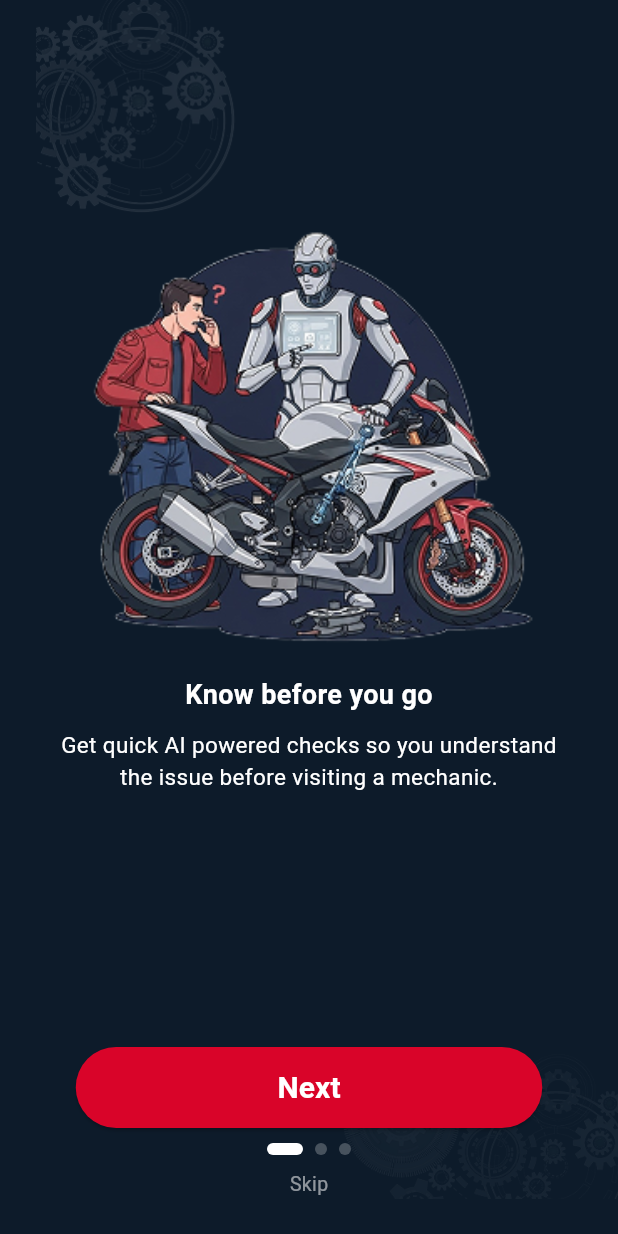
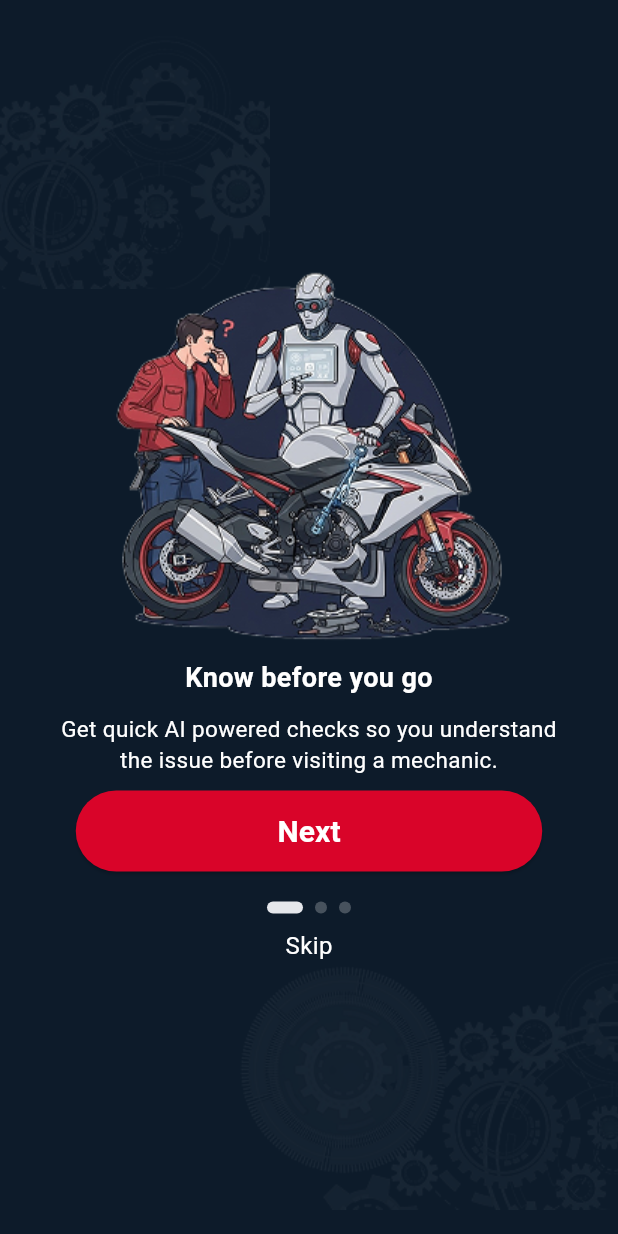
Before and after one commit to fatinna/mendlify, a Flutter app: the screen it shows after launch, on a phone screen of 412 x 824 dp. Run offline on Flutter 3.47's test engine with Material 3 defaults, Android fonts, the phone set to English and light mode, and no system bars; our stand-ins replace dio, flutter_riverpod, flutter_screenutil, flutter_secure_storage, flutter_svg, freezed_annotation and 3 more; missing offline and left inert: dio_http_formatter; generated files the repository leaves out were written again; Roboto replaces fonts that are missing (Arvo, Space Grotesk).

Commit message:
landing screen
All 3 landing screens are finished

```diff
--- a/lib/core/utils/theme/app_colors.dart
+++ b/lib/core/utils/theme/app_colors.dart
@@ -13,6 +13,7 @@ const Color appBarBackgroundColorLight = Color(0xffa3b4a2);
 const Color appBackgroundColor = Color(0xff0D1B2A);
 const Color appTextColor = Color(0xffffffff);
 const Color appButtonColor = Color(0xffD90429);
+const Color appMainTextColor = Color(0xffE5E7EB);
 
 
 // App Theme Colors Dark Mode
--- a/lib/features/startup/presentation/ui/screens/landing_screen.dart
+++ b/lib/features/startup/presentation/ui/screens/landing_screen.dart
@@ -1,11 +1,11 @@
 import 'package:flutter/material.dart';
 import 'package:flutter_riverpod/flutter_riverpod.dart';
 import 'package:mendlify/core/utils/theme/app_colors.dart';
-
 import '../../../../../core/route/go_router_provider.dart';
 import '../../../../../core/route/route_names.dart';
 import '../../../../../core/utils/image_resources.dart';
 import '../../../../../shared/widgets/app_image.dart';
+
 
 class LandingScreen extends ConsumerStatefulWidget {
   const LandingScreen({super.key});
@@ -47,31 +47,28 @@ class _LandingScreenState extends ConsumerState<LandingScreen> {
       backgroundColor: appBackgroundColor,
       body: Stack(
         children: [
+          // Background design elements
           Positioned(
-            top: 0,
-            left: 0,
+            top: -20,
+            left: -170,
             child: AppImage(
-              path: appDesign1Path,
-              width: 200,
-              height: 150,
+              path: appDesign2Path,
+              width: 350,
+              height: 250,
               fit: BoxFit.contain,
             ),
           ),
           Positioned(
-            bottom: 0,
-            right: 0,
+            bottom: -20,
+            right: -70,
             child: AppImage(
               path: appDesign2Path,
-              width: 200,
-              height: 150,
+              width: 350,
+              height: 250,
               fit: BoxFit.contain,
             ),
           ),
-          Column(
-            mainAxisAlignment: MainAxisAlignment.spaceBetween,
-            children: [
-              Expanded(
-                child: PageView.builder(
+          PageView.builder(
             controller: _pageController,
             onPageChanged: (index) {
               setState(() {
@@ -83,13 +80,16 @@ class _LandingScreenState extends ConsumerState<LandingScreen> {
               final page = _pages[index];
               return Padding(
                 padding: const EdgeInsets.symmetric(horizontal: 30),
+                // This Column now holds everything and centers it all together
                 child: Column(
-                        mainAxisAlignment: MainAxisAlignment.center,
+                  mainAxisAlignment: MainAxisAlignment.center, // This is the key change
                   children: [
+                    // --- Content Block ---
+                    const SizedBox(height: 20),
                     AppImage(
                       path: page['image']!,
-                            width: 300,
-                            height: 300,
+                      width: 269,
+                      height: 252,
                       fit: BoxFit.contain,
                     ),
                     const SizedBox(height: 10),
@@ -97,7 +97,7 @@ class _LandingScreenState extends ConsumerState<LandingScreen> {
                       page['title']!,
                       textAlign: TextAlign.center,
                       style: const TextStyle(
-                              color: Colors.white,
+                        color: appTextColor,
                         fontSize: 18,
                         fontWeight: FontWeight.bold,
                         fontFamily: 'Arvo',
@@ -113,18 +113,11 @@ class _LandingScreenState extends ConsumerState<LandingScreen> {
                         fontFamily: 'Arvo',
                       ),
                     ),
-                          const SizedBox(height: 20),
-                        ],
-                      ),
-                    );
-                  },
-                ),
-              ),
-              Column(
-                children: [
-                  Padding(
-                    padding: const EdgeInsets.symmetric(vertical: 10),
-                    child: SizedBox(
+                    // Add space between text and button to match your screenshot
+                    const SizedBox(height: 10),
+
+                    // --- Controls Block (now part of the main column) ---
+                    SizedBox(
                       width: 311,
                       child: ElevatedButton(
                         onPressed: () {
@@ -138,7 +131,7 @@ class _LandingScreenState extends ConsumerState<LandingScreen> {
                           }
                         },
                         style: ElevatedButton.styleFrom(
-                          backgroundColor: const Color(0xFFD90429),
+                          backgroundColor: appButtonColor,
                           shape: RoundedRectangleBorder(
                             borderRadius: BorderRadius.circular(61),
                           ),
@@ -157,9 +150,7 @@ class _LandingScreenState extends ConsumerState<LandingScreen> {
                         ),
                       ),
                     ),
-                  ),
-
-                  // PAGE INDICATOR
+                    const SizedBox(height: 20), // Space for indicators
                     Row(
                       mainAxisAlignment: MainAxisAlignment.center,
                       children: List.generate(
@@ -171,7 +162,7 @@ class _LandingScreenState extends ConsumerState<LandingScreen> {
                           width: _currentPage == index ? 24 : 8,
                           decoration: BoxDecoration(
                             color: _currentPage == index
-                              ? Colors.white
+                                ? appMainTextColor
                                 : Colors.white24,
                             borderRadius: BorderRadius.circular(12),
                           ),
@@ -185,16 +176,18 @@ class _LandingScreenState extends ConsumerState<LandingScreen> {
                         child: Text(
                           'Skip',
                           style: TextStyle(
-                          color: Colors.white54,
-                          fontSize: 13,
+                            color: appTextColor,
+                            fontSize: 16,
                             fontFamily: 'Arvo',
+                            //fontWeight: FontWeight.w300, need to repl
                           ),
                         ),
                       ),
                     ),
                   ],
                 ),
-            ],
+              );
+            },
           ),
         ],
       ),
```
Lines whose indentation alone changed are shown as unchanged.
